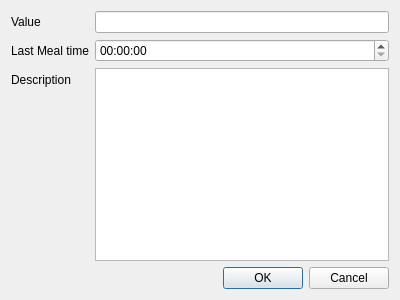
Before: the Qt Designer form recorddialog.ui in mefleacuzimtiny/DiabTracker, drawn with Qt 5.
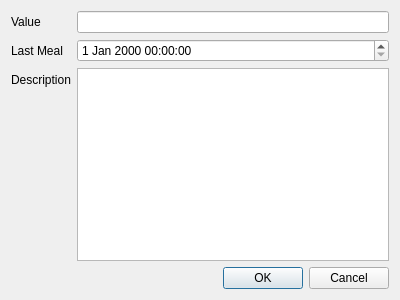
After: the same form once the commit is applied.

What changed in the file:
```diff
--- a/recorddialog.ui
+++ b/recorddialog.ui
@@ -27,14 +27,7 @@
    <item row="1" column="0">
     <widget class="QLabel" name="LabelTime">
      <property name="text">
-      <string>Last Meal time</string>
-     </property>
-    </widget>
-   </item>
-   <item row="1" column="1">
-    <widget class="QTimeEdit" name="LineEditEatingTime">
-     <property name="specialValueText">
-      <string/>
+      <string>Last Meal</string>
      </property>
     </widget>
    </item>
@@ -58,6 +51,9 @@
      </property>
     </widget>
    </item>
+   <item row="1" column="1">
+    <widget class="QDateTimeEdit" name="DateTimeEditLastMeal"/>
+   </item>
   </layout>
  </widget>
  <resources/>
```
